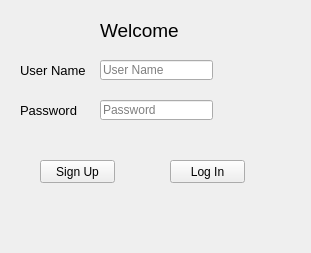
VicMbugua/TaskManagementSystem, file ui/login.ui: the form before one commit.
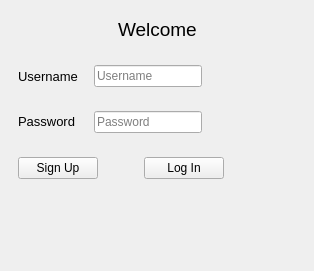
The form after the commit.

```diff
--- a/ui/login.ui
+++ b/ui/login.ui
@@ -6,8 +6,8 @@
    <rect>
     <x>0</x>
     <y>0</y>
-    <width>311</width>
-    <height>253</height>
+    <width>314</width>
+    <height>271</height>
    </rect>
   </property>
   <property name="sizePolicy">
@@ -20,15 +20,31 @@
    <string>Welcome</string>
   </property>
   <widget class="QWidget" name="centralwidget">
+   <layout class="QVBoxLayout" name="verticalLayout">
+    <item>
+     <widget class="QWidget" name="widget" native="true">
+      <property name="sizePolicy">
+       <sizepolicy hsizetype="Preferred" vsizetype="Fixed">
+        <horstretch>0</horstretch>
+        <verstretch>0</verstretch>
+       </sizepolicy>
+      </property>
+      <layout class="QHBoxLayout" name="horizontalLayout">
+       <item>
+        <spacer name="horizontalSpacer">
+         <property name="orientation">
+          <enum>Qt::Horizontal</enum>
+         </property>
+         <property name="sizeHint" stdset="0">
+          <size>
+           <width>91</width>
+           <height>20</height>
+          </size>
+         </property>
+        </spacer>
+       </item>
+       <item>
    <widget class="QLabel" name="label">
-    <property name="geometry">
-     <rect>
-      <x>100</x>
-      <y>20</y>
-      <width>81</width>
-      <height>21</height>
-     </rect>
-    </property>
     <property name="font">
      <font>
       <pointsize>14</pointsize>
@@ -38,14 +54,39 @@
      <string>Welcome</string>
     </property>
    </widget>
+       </item>
+       <item>
+        <spacer name="horizontalSpacer_2">
+         <property name="orientation">
+          <enum>Qt::Horizontal</enum>
+         </property>
+         <property name="sizeHint" stdset="0">
+          <size>
+           <width>90</width>
+           <height>20</height>
+          </size>
+         </property>
+        </spacer>
+       </item>
+      </layout>
+     </widget>
+    </item>
+    <item>
+     <widget class="QWidget" name="widget_2" native="true">
+      <property name="sizePolicy">
+       <sizepolicy hsizetype="Preferred" vsizetype="Fixed">
+        <horstretch>0</horstretch>
+        <verstretch>0</verstretch>
+       </sizepolicy>
+      </property>
+      <layout class="QHBoxLayout" name="horizontalLayout_2">
+       <item>
    <widget class="QLabel" name="label_2">
-    <property name="geometry">
-     <rect>
-      <x>20</x>
-      <y>60</y>
-      <width>71</width>
-      <height>21</height>
-     </rect>
+         <property name="minimumSize">
+          <size>
+           <width>70</width>
+           <height>0</height>
+          </size>
     </property>
     <property name="font">
      <font>
@@ -53,48 +94,79 @@
      </font>
     </property>
     <property name="text">
-     <string>User Name</string>
-    </property>
-   </widget>
-   <widget class="QLabel" name="label_3">
-    <property name="geometry">
-     <rect>
-      <x>20</x>
-      <y>100</y>
-      <width>71</width>
-      <height>21</height>
-     </rect>
-    </property>
-    <property name="font">
-     <font>
-      <pointsize>10</pointsize>
-     </font>
-    </property>
-    <property name="text">
-     <string>Password</string>
-    </property>
-   </widget>
+          <string>Username</string>
+         </property>
+        </widget>
+       </item>
+       <item>
    <widget class="QLineEdit" name="username">
-    <property name="geometry">
-     <rect>
-      <x>100</x>
-      <y>60</y>
-      <width>113</width>
-      <height>20</height>
-     </rect>
+         <property name="sizePolicy">
+          <sizepolicy hsizetype="Fixed" vsizetype="Fixed">
+           <horstretch>0</horstretch>
+           <verstretch>0</verstretch>
+          </sizepolicy>
     </property>
     <property name="placeholderText">
-     <string>User Name</string>
-    </property>
-   </widget>
+          <string>Username</string>
+         </property>
+        </widget>
+       </item>
+       <item>
+        <spacer name="horizontalSpacer_3">
+         <property name="orientation">
+          <enum>Qt::Horizontal</enum>
+         </property>
+         <property name="sizeHint" stdset="0">
+          <size>
+           <width>57</width>
+           <height>20</height>
+          </size>
+         </property>
+        </spacer>
+       </item>
+      </layout>
+     </widget>
+    </item>
+    <item>
+     <widget class="QWidget" name="widget_3" native="true">
+      <property name="sizePolicy">
+       <sizepolicy hsizetype="Preferred" vsizetype="Fixed">
+        <horstretch>0</horstretch>
+        <verstretch>0</verstretch>
+       </sizepolicy>
+      </property>
+      <layout class="QHBoxLayout" name="horizontalLayout_3">
+       <item>
+        <widget class="QLabel" name="label_3">
+         <property name="sizePolicy">
+          <sizepolicy hsizetype="Preferred" vsizetype="Fixed">
+           <horstretch>0</horstretch>
+           <verstretch>0</verstretch>
+          </sizepolicy>
+         </property>
+         <property name="minimumSize">
+          <size>
+           <width>70</width>
+           <height>0</height>
+          </size>
+         </property>
+         <property name="font">
+          <font>
+           <pointsize>10</pointsize>
+          </font>
+         </property>
+         <property name="text">
+          <string>Password</string>
+         </property>
+        </widget>
+       </item>
+       <item>
    <widget class="QLineEdit" name="password">
-    <property name="geometry">
-     <rect>
-      <x>100</x>
-      <y>100</y>
-      <width>113</width>
-      <height>20</height>
-     </rect>
+         <property name="sizePolicy">
+          <sizepolicy hsizetype="Fixed" vsizetype="Fixed">
+           <horstretch>0</horstretch>
+           <verstretch>0</verstretch>
+          </sizepolicy>
     </property>
     <property name="inputMethodHints">
      <set>Qt::ImhHiddenText|Qt::ImhNoAutoUppercase|Qt::ImhNoPredictiveText|Qt::ImhSensitiveData</set>
@@ -109,37 +181,109 @@
      <bool>false</bool>
     </property>
    </widget>
-   <widget class="QPushButton" name="login">
-    <property name="geometry">
-     <rect>
-      <x>170</x>
-      <y>160</y>
-      <width>75</width>
-      <height>23</height>
-     </rect>
-    </property>
-    <property name="text">
-     <string>Log In</string>
-    </property>
-   </widget>
+       </item>
+       <item>
+        <spacer name="horizontalSpacer_4">
+         <property name="orientation">
+          <enum>Qt::Horizontal</enum>
+         </property>
+         <property name="sizeHint" stdset="0">
+          <size>
+           <width>57</width>
+           <height>20</height>
+          </size>
+         </property>
+        </spacer>
+       </item>
+      </layout>
+     </widget>
+    </item>
+    <item>
+     <widget class="QWidget" name="widget_4" native="true">
+      <property name="sizePolicy">
+       <sizepolicy hsizetype="Preferred" vsizetype="Fixed">
+        <horstretch>0</horstretch>
+        <verstretch>0</verstretch>
+       </sizepolicy>
+      </property>
+      <layout class="QHBoxLayout" name="horizontalLayout_4">
+       <item>
    <widget class="QPushButton" name="sign_up">
-    <property name="geometry">
-     <rect>
-      <x>40</x>
-      <y>160</y>
-      <width>75</width>
-      <height>23</height>
-     </rect>
-    </property>
     <property name="toolTip">
      <string>&lt;html&gt;&lt;head/&gt;&lt;body&gt;&lt;p&gt;Create a new account.&lt;/p&gt;&lt;/body&gt;&lt;/html&gt;</string>
     </property>
     <property name="text">
      <string>Sign Up</string>
     </property>
-   </widget>
-  </widget>
- </widget>
+         <property name="autoDefault">
+          <bool>true</bool>
+         </property>
+        </widget>
+       </item>
+       <item>
+        <spacer name="horizontalSpacer_5">
+         <property name="orientation">
+          <enum>Qt::Horizontal</enum>
+         </property>
+         <property name="sizeType">
+          <enum>QSizePolicy::Fixed</enum>
+         </property>
+         <property name="sizeHint" stdset="0">
+          <size>
+           <width>40</width>
+           <height>20</height>
+          </size>
+         </property>
+        </spacer>
+       </item>
+       <item>
+        <widget class="QPushButton" name="login">
+         <property name="text">
+          <string>Log In</string>
+         </property>
+         <property name="autoDefault">
+          <bool>true</bool>
+         </property>
+        </widget>
+       </item>
+       <item>
+        <spacer name="horizontalSpacer_6">
+         <property name="orientation">
+          <enum>Qt::Horizontal</enum>
+         </property>
+         <property name="sizeHint" stdset="0">
+          <size>
+           <width>40</width>
+           <height>20</height>
+          </size>
+         </property>
+        </spacer>
+       </item>
+      </layout>
+     </widget>
+    </item>
+    <item>
+     <spacer name="verticalSpacer">
+      <property name="orientation">
+       <enum>Qt::Vertical</enum>
+      </property>
+      <property name="sizeHint" stdset="0">
+       <size>
+        <width>20</width>
+        <height>40</height>
+       </size>
+      </property>
+     </spacer>
+    </item>
+   </layout>
+  </widget>
+ </widget>
+ <tabstops>
+  <tabstop>username</tabstop>
+  <tabstop>password</tabstop>
+  <tabstop>login</tabstop>
+  <tabstop>sign_up</tabstop>
+ </tabstops>
  <resources/>
  <connections/>
 </ui>
```
Left out of the diff: 35 changed lines with no effect on the pictures. Lines whose indentation alone changed are shown as unchanged.
